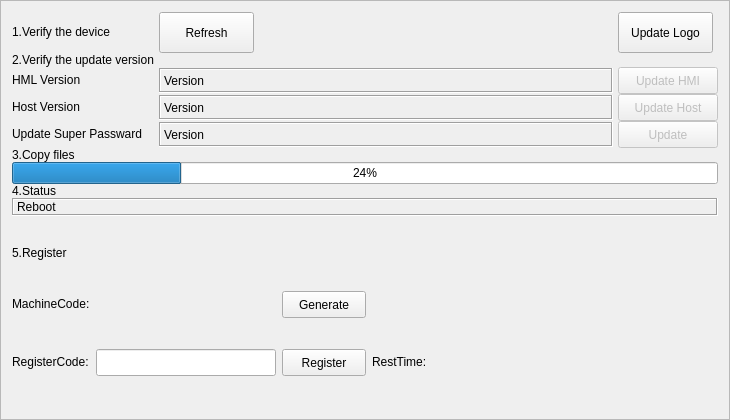
First picture: the form in hcmaintains/icupdatesystempage_5.ui, repository dongdong-2009/3-5AxisRobot, before the edit.
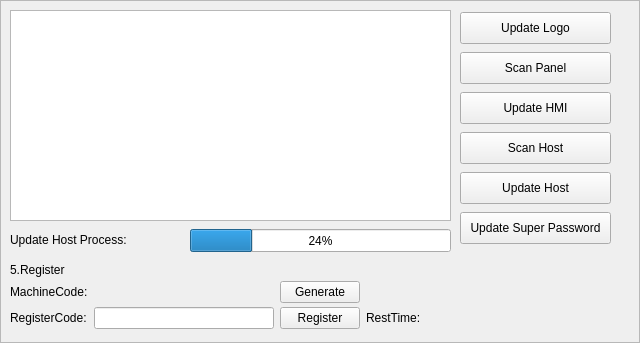
Second picture: the form after the edit. Custom widgets are drawn as their Qt base class.

What changed in the file:
```diff
--- a/hcmaintains/icupdatesystempage_5.ui
+++ b/hcmaintains/icupdatesystempage_5.ui
@@ -6,8 +6,8 @@
    <rect>
     <x>0</x>
     <y>0</y>
-    <width>730</width>
-    <height>420</height>
+    <width>640</width>
+    <height>343</height>
    </rect>
   </property>
   <property name="sizePolicy">
@@ -33,65 +33,18 @@
   <property name="frameShadow">
    <enum>QFrame::Raised</enum>
   </property>
-  <layout class="QGridLayout" name="gridLayout">
-   <property name="horizontalSpacing">
-    <number>5</number>
-   </property>
-   <property name="verticalSpacing">
-    <number>0</number>
-   </property>
-   <item row="0" column="3">
-    <widget class="QToolButton" name="updateLogoButton">
-     <property name="sizePolicy">
-      <sizepolicy hsizetype="Preferred" vsizetype="Fixed">
-       <horstretch>0</horstretch>
-       <verstretch>0</verstretch>
-      </sizepolicy>
-     </property>
-     <property name="minimumSize">
-      <size>
-       <width>90</width>
-       <height>41</height>
-      </size>
-     </property>
-     <property name="maximumSize">
-      <size>
-       <width>95</width>
-       <height>16777215</height>
-      </size>
-     </property>
-     <property name="text">
-      <string>Update Logo</string>
-     </property>
-    </widget>
-   </item>
-   <item row="0" column="0">
-    <widget class="QLabel" name="deviceLabel">
-     <property name="sizePolicy">
-      <sizepolicy hsizetype="Maximum" vsizetype="Maximum">
-       <horstretch>0</horstretch>
-       <verstretch>0</verstretch>
-      </sizepolicy>
-     </property>
-     <property name="text">
-      <string>1.Verify the device</string>
-     </property>
-    </widget>
-   </item>
-   <item row="9" column="0" rowspan="2" colspan="4">
     <widget class="QWidget" name="registerContainer" native="true">
-     <property name="sizePolicy">
-      <sizepolicy hsizetype="Preferred" vsizetype="Expanding">
-       <horstretch>0</horstretch>
-       <verstretch>0</verstretch>
-      </sizepolicy>
+   <property name="geometry">
+    <rect>
+     <x>10</x>
+     <y>263</y>
+     <width>435</width>
+     <height>69</height>
+    </rect>
      </property>
      <layout class="QGridLayout" name="gridLayout_2">
       <property name="verticalSpacing">
-       <number>1</number>
-      </property>
-      <property name="margin">
-       <number>0</number>
+     <number>4</number>
       </property>
       <item row="0" column="0">
        <widget class="QLabel" name="label_6">
@@ -127,16 +80,10 @@
           <verstretch>0</verstretch>
          </sizepolicy>
         </property>
-        <property name="minimumSize">
-         <size>
-          <width>84</width>
-          <height>27</height>
-         </size>
-        </property>
         <property name="maximumSize">
          <size>
           <width>84</width>
-          <height>27</height>
+        <height>16777215</height>
          </size>
         </property>
         <property name="text">
@@ -189,14 +136,14 @@
         </property>
         <property name="minimumSize">
          <size>
-          <width>84</width>
-          <height>27</height>
+        <width>27</width>
+        <height>0</height>
          </size>
         </property>
         <property name="maximumSize">
          <size>
           <width>84</width>
-          <height>27</height>
+        <height>16777215</height>
          </size>
         </property>
         <property name="text">
@@ -261,24 +208,36 @@
       </item>
      </layout>
     </widget>
-   </item>
-   <item row="5" column="0">
-    <widget class="QLabel" name="copyFilesLabel">
-     <property name="sizePolicy">
-      <sizepolicy hsizetype="Maximum" vsizetype="Maximum">
-       <horstretch>0</horstretch>
-       <verstretch>0</verstretch>
-      </sizepolicy>
-     </property>
-     <property name="text">
-      <string>3.Copy files</string>
-     </property>
-    </widget>
-   </item>
-   <item row="0" column="1">
-    <widget class="QToolButton" name="refreshToolButton">
+  <widget class="ICTableView" name="packetTable">
+   <property name="geometry">
+    <rect>
+     <x>10</x>
+     <y>10</y>
+     <width>441</width>
+     <height>211</height>
+    </rect>
+   </property>
+   <property name="selectionBehavior">
+    <enum>QAbstractItemView::SelectRows</enum>
+   </property>
+   <attribute name="horizontalHeaderStretchLastSection">
+    <bool>true</bool>
+   </attribute>
+  </widget>
+  <widget class="QWidget" name="layoutWidget">
+   <property name="geometry">
+    <rect>
+     <x>460</x>
+     <y>10</y>
+     <width>151</width>
+     <height>241</height>
+    </rect>
+   </property>
+   <layout class="QVBoxLayout" name="verticalLayout">
+    <item>
+     <widget class="QToolButton" name="updateLogoButton">
      <property name="sizePolicy">
-      <sizepolicy hsizetype="Maximum" vsizetype="Fixed">
+       <sizepolicy hsizetype="Preferred" vsizetype="Fixed">
        <horstretch>0</horstretch>
        <verstretch>0</verstretch>
       </sizepolicy>
@@ -286,289 +245,156 @@
      <property name="minimumSize">
       <size>
        <width>90</width>
-       <height>41</height>
-      </size>
-     </property>
-     <property name="maximumSize">
+        <height>32</height>
+       </size>
+      </property>
+      <property name="text">
+       <string>Update Logo</string>
+      </property>
+     </widget>
+    </item>
+    <item>
+     <widget class="QToolButton" name="scanPanel">
+      <property name="sizePolicy">
+       <sizepolicy hsizetype="Preferred" vsizetype="Fixed">
+        <horstretch>0</horstretch>
+        <verstretch>0</verstretch>
+       </sizepolicy>
+      </property>
+      <property name="minimumSize">
       <size>
-       <width>95</width>
-       <height>16777215</height>
+        <width>80</width>
+        <height>32</height>
       </size>
      </property>
      <property name="text">
-      <string>Refresh</string>
+       <string>Scan Panel</string>
      </property>
     </widget>
    </item>
-   <item row="6" column="0" colspan="4">
+    <item>
+     <widget class="QToolButton" name="updateToolButton">
+      <property name="enabled">
+       <bool>true</bool>
+      </property>
+      <property name="sizePolicy">
+       <sizepolicy hsizetype="Preferred" vsizetype="Fixed">
+        <horstretch>0</horstretch>
+        <verstretch>0</verstretch>
+       </sizepolicy>
+      </property>
+      <property name="minimumSize">
+       <size>
+        <width>80</width>
+        <height>32</height>
+       </size>
+      </property>
+      <property name="text">
+       <string>Update HMI</string>
+      </property>
+     </widget>
+    </item>
+    <item>
+     <widget class="QToolButton" name="scanHost">
+      <property name="sizePolicy">
+       <sizepolicy hsizetype="Preferred" vsizetype="Fixed">
+        <horstretch>0</horstretch>
+        <verstretch>0</verstretch>
+       </sizepolicy>
+      </property>
+      <property name="minimumSize">
+       <size>
+        <width>80</width>
+        <height>32</height>
+       </size>
+      </property>
+      <property name="text">
+       <string>Scan Host</string>
+      </property>
+     </widget>
+    </item>
+    <item>
+     <widget class="QToolButton" name="connectHostButton">
+      <property name="enabled">
+       <bool>true</bool>
+      </property>
+      <property name="sizePolicy">
+       <sizepolicy hsizetype="Preferred" vsizetype="Fixed">
+        <horstretch>0</horstretch>
+        <verstretch>0</verstretch>
+       </sizepolicy>
+      </property>
+      <property name="minimumSize">
+       <size>
+        <width>80</width>
+        <height>32</height>
+       </size>
+      </property>
+      <property name="text">
+       <string>Update Host</string>
+      </property>
+     </widget>
+    </item>
+    <item>
+     <widget class="QToolButton" name="updatePasswardButton">
+      <property name="sizePolicy">
+       <sizepolicy hsizetype="Preferred" vsizetype="Fixed">
+        <horstretch>0</horstretch>
+        <verstretch>0</verstretch>
+       </sizepolicy>
+      </property>
+      <property name="minimumSize">
+       <size>
+        <width>80</width>
+        <height>32</height>
+       </size>
+      </property>
+      <property name="text">
+       <string>Update Super Password</string>
+      </property>
+     </widget>
+    </item>
+   </layout>
+  </widget>
+  <widget class="QLabel" name="label">
+   <property name="geometry">
+    <rect>
+     <x>10</x>
+     <y>230</y>
+     <width>129</width>
+     <height>20</height>
+    </rect>
+   </property>
+   <property name="text">
+    <string>Update Host Process:</string>
+   </property>
+  </widget>
     <widget class="QProgressBar" name="copyFilesProgressBar">
+   <property name="geometry">
+    <rect>
+     <x>190</x>
+     <y>229</y>
+     <width>261</width>
+     <height>23</height>
+    </rect>
+   </property>
      <property name="value">
       <number>24</number>
      </property>
     </widget>
-   </item>
-   <item row="2" column="0">
-    <widget class="QLabel" name="label">
-     <property name="sizePolicy">
-      <sizepolicy hsizetype="Fixed" vsizetype="Fixed">
-       <horstretch>0</horstretch>
-       <verstretch>0</verstretch>
-      </sizepolicy>
-     </property>
-     <property name="text">
-      <string>HML Version</string>
-     </property>
-    </widget>
-   </item>
-   <item row="8" column="0" colspan="4">
     <widget class="QLabel" name="statusLabel">
-     <property name="sizePolicy">
-      <sizepolicy hsizetype="Preferred" vsizetype="Maximum">
-       <horstretch>0</horstretch>
-       <verstretch>0</verstretch>
-      </sizepolicy>
-     </property>
-     <property name="frameShape">
-      <enum>QFrame::Box</enum>
-     </property>
-     <property name="frameShadow">
-      <enum>QFrame::Sunken</enum>
-     </property>
+   <property name="geometry">
+    <rect>
+     <x>148</x>
+     <y>230</y>
+     <width>31</width>
+     <height>20</height>
+    </rect>
+   </property>
      <property name="text">
-      <string>Reboot</string>
-     </property>
-    </widget>
-   </item>
-   <item row="7" column="0">
-    <widget class="QLabel" name="rebootLabel">
-     <property name="sizePolicy">
-      <sizepolicy hsizetype="Maximum" vsizetype="Maximum">
-       <horstretch>0</horstretch>
-       <verstretch>0</verstretch>
-      </sizepolicy>
-     </property>
-     <property name="text">
-      <string>4.Status</string>
-     </property>
-    </widget>
-   </item>
-   <item row="3" column="0">
-    <widget class="QLabel" name="label_2">
-     <property name="sizePolicy">
-      <sizepolicy hsizetype="Fixed" vsizetype="Fixed">
-       <horstretch>0</horstretch>
-       <verstretch>0</verstretch>
-      </sizepolicy>
-     </property>
-     <property name="text">
-      <string>Host Version</string>
-     </property>
-    </widget>
-   </item>
-   <item row="2" column="1" colspan="2">
-    <widget class="QLabel" name="hmiVersionShowLabel">
-     <property name="sizePolicy">
-      <sizepolicy hsizetype="Expanding" vsizetype="Fixed">
-       <horstretch>0</horstretch>
-       <verstretch>0</verstretch>
-      </sizepolicy>
-     </property>
-     <property name="minimumSize">
-      <size>
-       <width>412</width>
-       <height>23</height>
-      </size>
-     </property>
-     <property name="maximumSize">
-      <size>
-       <width>16777215</width>
-       <height>25</height>
-      </size>
-     </property>
-     <property name="frameShape">
-      <enum>QFrame::Box</enum>
-     </property>
-     <property name="frameShadow">
-      <enum>QFrame::Sunken</enum>
-     </property>
-     <property name="text">
-      <string>Version</string>
-     </property>
-    </widget>
-   </item>
-   <item row="3" column="1" colspan="2">
-    <widget class="QLabel" name="hostVersionShowLabel">
-     <property name="sizePolicy">
-      <sizepolicy hsizetype="Expanding" vsizetype="Fixed">
-       <horstretch>0</horstretch>
-       <verstretch>0</verstretch>
-      </sizepolicy>
-     </property>
-     <property name="minimumSize">
-      <size>
-       <width>412</width>
-       <height>23</height>
-      </size>
-     </property>
-     <property name="maximumSize">
-      <size>
-       <width>16777212</width>
-       <height>25</height>
-      </size>
-     </property>
-     <property name="frameShape">
-      <enum>QFrame::Box</enum>
-     </property>
-     <property name="frameShadow">
-      <enum>QFrame::Sunken</enum>
-     </property>
-     <property name="text">
-      <string>Version</string>
-     </property>
-    </widget>
-   </item>
-   <item row="3" column="3">
-    <widget class="QToolButton" name="connectHostButton">
-     <property name="enabled">
-      <bool>false</bool>
-     </property>
-     <property name="sizePolicy">
-      <sizepolicy hsizetype="Preferred" vsizetype="Fixed">
-       <horstretch>0</horstretch>
-       <verstretch>0</verstretch>
-      </sizepolicy>
-     </property>
-     <property name="minimumSize">
-      <size>
-       <width>100</width>
-       <height>27</height>
-      </size>
-     </property>
-     <property name="maximumSize">
-      <size>
-       <width>100</width>
-       <height>16777215</height>
-      </size>
-     </property>
-     <property name="text">
-      <string>Update Host</string>
-     </property>
-    </widget>
-   </item>
-   <item row="2" column="3">
-    <widget class="QToolButton" name="updateToolButton">
-     <property name="enabled">
-      <bool>false</bool>
-     </property>
-     <property name="sizePolicy">
-      <sizepolicy hsizetype="Preferred" vsizetype="Fixed">
-       <horstretch>0</horstretch>
-       <verstretch>0</verstretch>
-      </sizepolicy>
-     </property>
-     <property name="minimumSize">
-      <size>
-       <width>100</width>
-       <height>27</height>
-      </size>
-     </property>
-     <property name="maximumSize">
-      <size>
-       <width>100</width>
-       <height>16777215</height>
-      </size>
-     </property>
-     <property name="text">
-      <string>Update HMI</string>
-     </property>
-    </widget>
-   </item>
-   <item row="1" column="0">
-    <widget class="QLabel" name="versionLabel">
-     <property name="sizePolicy">
-      <sizepolicy hsizetype="Fixed" vsizetype="Fixed">
-       <horstretch>0</horstretch>
-       <verstretch>0</verstretch>
-      </sizepolicy>
-     </property>
-     <property name="text">
-      <string>2.Verify the update version</string>
-     </property>
-    </widget>
-   </item>
-   <item row="4" column="0">
-    <widget class="QLabel" name="label_7">
-     <property name="sizePolicy">
-      <sizepolicy hsizetype="Fixed" vsizetype="Fixed">
-       <horstretch>0</horstretch>
-       <verstretch>0</verstretch>
-      </sizepolicy>
-     </property>
-     <property name="text">
-      <string>Update Super Passward</string>
-     </property>
-    </widget>
-   </item>
-   <item row="4" column="3">
-    <widget class="QToolButton" name="updatePasswardButton">
-     <property name="enabled">
-      <bool>false</bool>
-     </property>
-     <property name="sizePolicy">
-      <sizepolicy hsizetype="Preferred" vsizetype="Fixed">
-       <horstretch>0</horstretch>
-       <verstretch>0</verstretch>
-      </sizepolicy>
-     </property>
-     <property name="minimumSize">
-      <size>
-       <width>100</width>
-       <height>27</height>
-      </size>
-     </property>
-     <property name="maximumSize">
-      <size>
-       <width>100</width>
-       <height>16777215</height>
-      </size>
-     </property>
-     <property name="text">
-      <string>Update</string>
-     </property>
-    </widget>
-   </item>
-   <item row="4" column="1" colspan="2">
-    <widget class="QLabel" name="updatePasswardLabel">
-     <property name="sizePolicy">
-      <sizepolicy hsizetype="Expanding" vsizetype="Fixed">
-       <horstretch>0</horstretch>
-       <verstretch>0</verstretch>
-      </sizepolicy>
-     </property>
-     <property name="minimumSize">
-      <size>
-       <width>412</width>
-       <height>23</height>
-      </size>
-     </property>
-     <property name="maximumSize">
-      <size>
-       <width>16777215</width>
-       <height>25</height>
-      </size>
-     </property>
-     <property name="frameShape">
-      <enum>QFrame::Box</enum>
-     </property>
-     <property name="frameShadow">
-      <enum>QFrame::Sunken</enum>
-     </property>
-     <property name="text">
-      <string>Version</string>
-     </property>
-    </widget>
-   </item>
-  </layout>
+    <string/>
+   </property>
+  </widget>
  </widget>
  <customwidgets>
   <customwidget>
@@ -576,6 +402,11 @@
    <extends>QLineEdit</extends>
    <header>iclineeditwithvirtualnumerickeypad.h</header>
   </customwidget>
+  <customwidget>
+   <class>ICTableView</class>
+   <extends>QTableView</extends>
+   <header>ictableview.h</header>
+  </customwidget>
  </customwidgets>
  <resources/>
  <connections/>
```
Left out of the diff: 16 changed lines with no effect on the pictures. Lines whose indentation alone changed are shown as unchanged.
